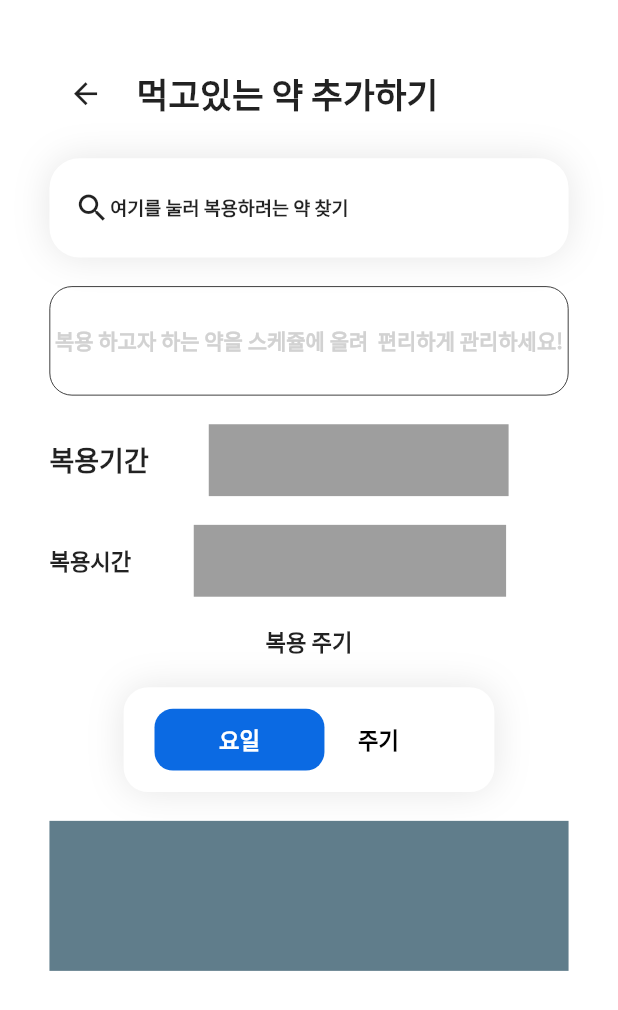
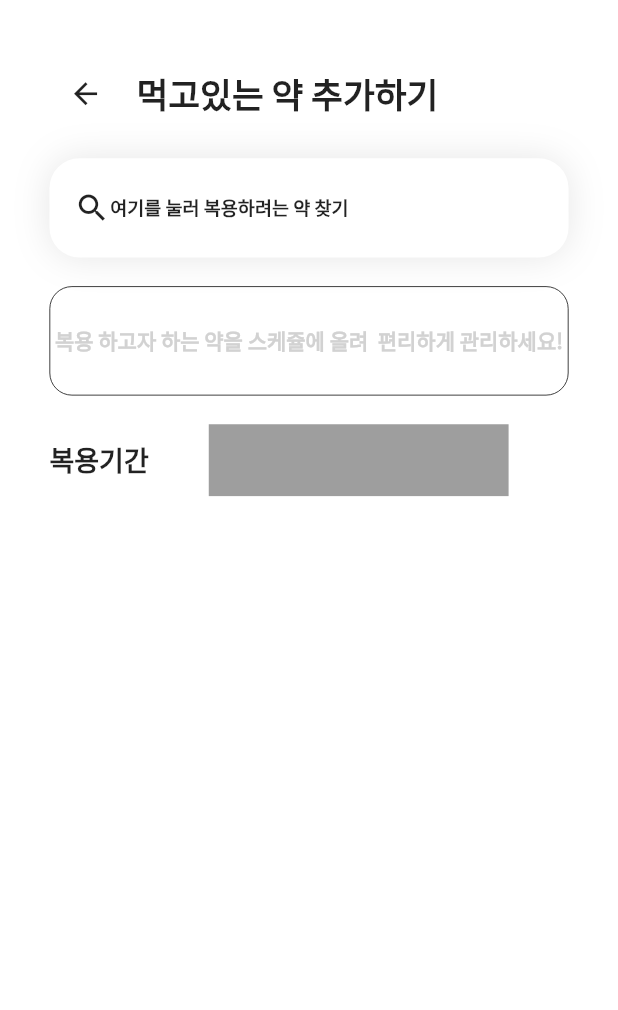
Before and after one commit to kookmin-sw/capstone-2023-43, a Flutter app: the screen it shows after launch, after a tap on "먹고있는 약 추가하기", on a phone screen of 412 x 824 dp. Shown: the top 1010 px of the screen. Run offline on Flutter 3.47's test engine with Material 2 defaults, Android fonts, the phone set to English and light mode, and no system bars; our stand-ins replace equatable, flutter_hooks, flutter_html, flutter_riverpod, flutter_screenutil, graphql_flutter and 1 more; missing offline and left inert: artemis, gql.

Commit message:
약 추가 서비스 리스트 추가/ html뷰 추가

```diff
--- a/flutter_frontend/lib/main.dart
+++ b/flutter_frontend/lib/main.dart
@@ -1,7 +1,4 @@
-import 'dart:html';
-
 import 'package:flutter/material.dart';
-import 'package:flutter_frontend/generated/graphql_api.graphql.dart';
 import 'package:flutter_frontend/pages/add_pill_page/add_pill_page.dart';
 import 'package:flutter_frontend/pages/main_page/main_page.dart';
 import 'package:flutter_frontend/pages/search_pill_page/search_pill_page.dart';
@@ -30,8 +27,8 @@ class MyApp extends StatelessWidget {
           child: MaterialApp(
             title: 'Flutter Demo',
             routes: {
-              '/search': (context) => SearchPillPage(),
-              '/add': (context) => AddPillPage(),
+              '/search': (context) => const SearchPillPage(),
+              '/add': (context) => const AddPillPage(),
             },
             theme: ThemeData(
                 fontFamily: 'NotoSansKR',
--- a/flutter_frontend/lib/pages/add_pill_page/add_pill_page.dart
+++ b/flutter_frontend/lib/pages/add_pill_page/add_pill_page.dart
@@ -1,12 +1,10 @@
 import 'package:flutter/material.dart';
 import 'package:flutter_frontend/model/pill_infomation.dart';
-import 'package:flutter_frontend/pages/main_page/widgets/toggle_button.dart';
 import 'package:flutter_frontend/pages/search_pill_page/search_pill_page.dart';
 import 'package:flutter_frontend/pages/search_pill_page/widgets/search_item.dart';
 import 'package:flutter_frontend/service/add_pill_service.dart';
 import 'package:flutter_frontend/widgets/base_button.dart';
 import 'package:flutter_frontend/widgets/base_widget.dart';
-import 'package:flutter_hooks/flutter_hooks.dart';
 import 'package:flutter_screenutil/flutter_screenutil.dart';
 import 'package:hooks_riverpod/hooks_riverpod.dart';
 
@@ -15,7 +13,7 @@ class AddPillPage extends HookConsumerWidget {
 
   @override
   Widget build(BuildContext context, WidgetRef ref) {
-    late PillInfomation pill = ref.watch(AddPillServiceProvider).pill;
+    late List<PillInfomation> pills = ref.watch(AddPillServiceProvider).pills;
     bool isSearched = ref.watch(AddPillServiceProvider).isSearched;
 
     return BaseWidget(
@@ -49,18 +47,13 @@ class AddPillPage extends HookConsumerWidget {
             SizedBox(
               height: 20.h,
             ),
+            // 단일 복용약 -> 복수의 복용약으로 변경 필요 컴포넌트 재설계 필수.
             BaseButton(
               text: '여기를 눌러 복용하려는 약 찾기',
               icon: const Icon(Icons.search),
               onTap: () {
                 Navigator.push(context,
                     MaterialPageRoute(builder: (context) => SearchPillPage()));
-                ref.read(AddPillServiceProvider).addPill(PillInfomation(
-                    name: 'dummy',
-                    entpName: 'dummy Company',
-                    etcOtcCode: '1122',
-                    className: 'dummy',
-                    imageUrl: 'none'));
               },
             ),
             SizedBox(
@@ -78,11 +71,17 @@ class AddPillPage extends HookConsumerWidget {
                   ? Center(
                       child: Padding(
                         padding: const EdgeInsets.all(10),
-                        child: SearchItem(
-                          title: pill.name,
-                          subTitle: pill.className,
-                          company: pill.entpName,
-                          isSingleContent: true,
+                        child: ListView.builder(
+                          shrinkWrap: true,
+                          itemCount: pills.length,
+                          itemBuilder: (context, index) {
+                            return SearchItem(
+                              title: pills[index].name,
+                              subTitle: pills[index].className,
+                              company: pills[index].entpName,
+                              isSingleContent: pills.length == 1 ? true : false,
+                            );
+                          },
                         ),
                       ),
                     )
@@ -132,62 +131,6 @@ class AddPillPage extends HookConsumerWidget {
             SizedBox(
               height: 20.h,
             ),
-            Row(
-              children: [
-                Text(
-                  "복용시간",
-                  style: TextStyle(
-                    fontSize: 18.sp,
-                    fontWeight: FontWeight.w700,
-                  ),
-                ),
-                Expanded(
-                  flex: 1,
-                  child: SizedBox(
-                    height: 50.h,
-                  ),
-                ),
-                Expanded(
-                    flex: 5,
-                    child: Container(
-                      height: 50.h,
-                      color: Colors.grey,
-                    )),
-                Expanded(
-                  flex: 1,
-                  child: SizedBox(
-                    height: 50.h,
-                  ),
-                ),
-              ],
-            ),
-            SizedBox(
-              height: 20.h,
-            ),
-            Text(
-              "복용 주기",
-              style: TextStyle(
-                fontSize: 18.sp,
-                fontWeight: FontWeight.w700,
-              ),
-            ),
-            SizedBox(
-              height: 20.h,
-            ),
-            ToggleButton(
-              width: 300.w,
-              firstName: "요일",
-              secondName: "주기",
-              onTapFirst: () {},
-              onTapSecond: () {},
-            ),
-            SizedBox(
-              height: 20.h,
-            ),
-            Container(
-              color: Colors.blueGrey,
-              height: 100,
-            )
           ],
         ),
       )),
```
Also changed, not shown: flutter_frontend/lib/pages/pill_infomation_page/pill_infomation_context.dart (+24 -52 lines), flutter_frontend/lib/pages/pill_infomation_page/widgets/case_take_view.dart (added, +34 -0 lines), flutter_frontend/lib/pages/pill_infomation_page/widgets/prohibit_take_view.dart (added, +34 -0 lines), flutter_frontend/lib/service/add_pill_service.dart (+10 -2 lines), 1 other file.
